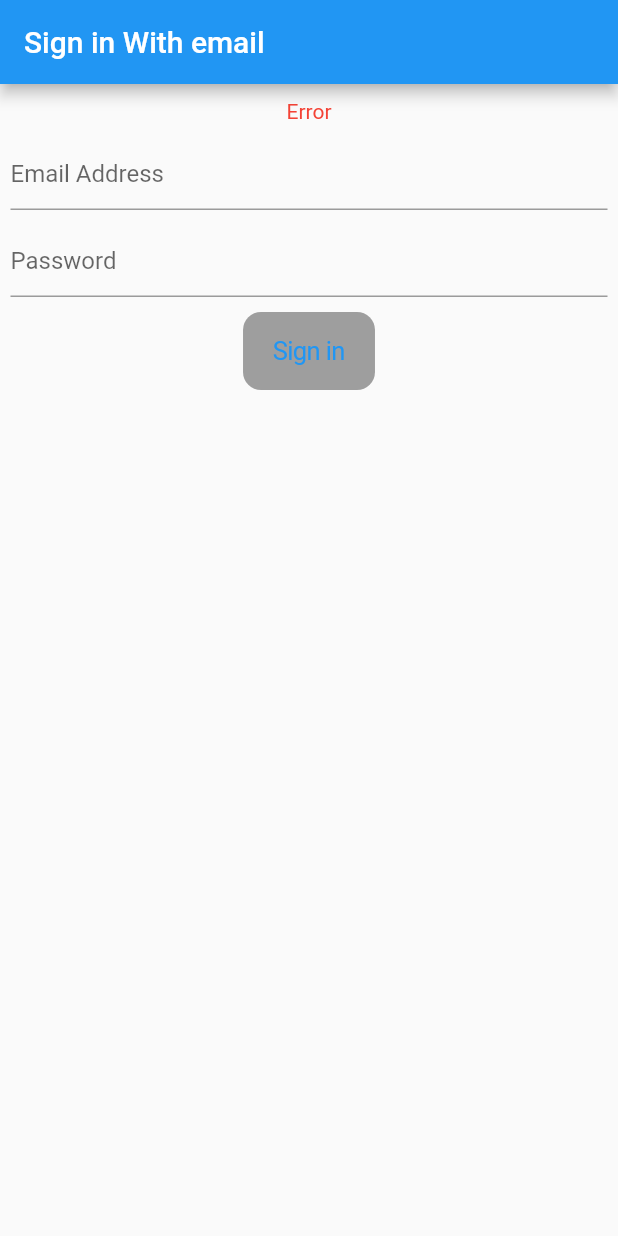
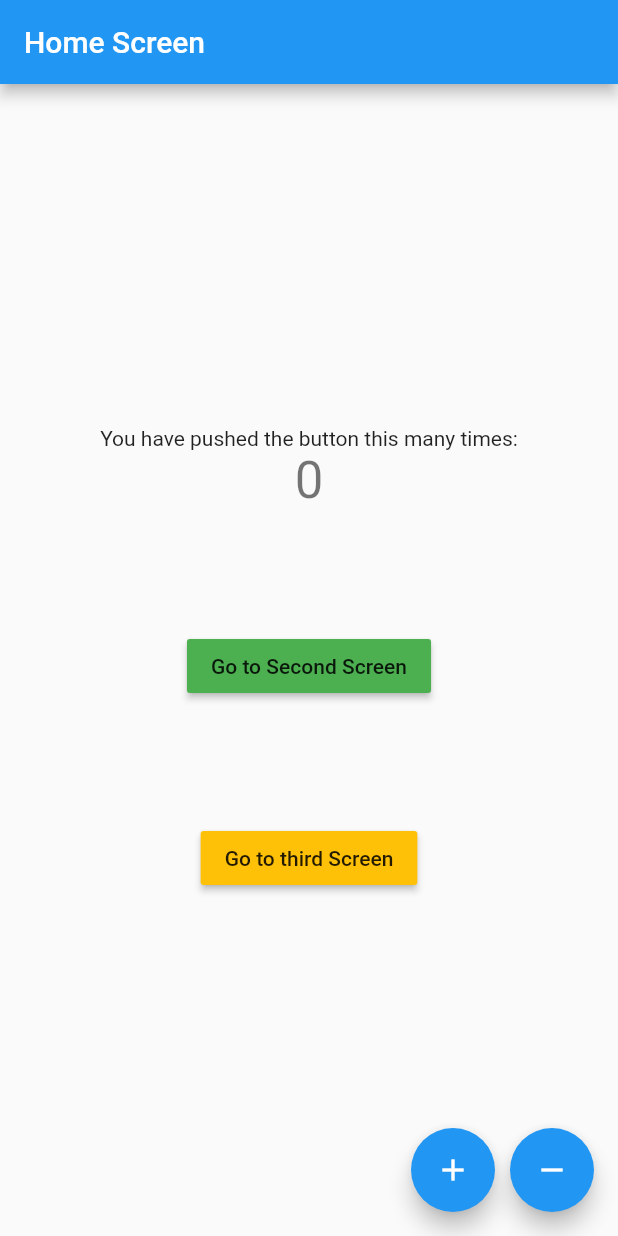
Before and after one commit to yashanghan22/bloc_app, a Flutter app: the screen it shows after launch, on a phone screen of 412 x 824 dp. Run offline on Flutter 3.47's test engine with Material 2 defaults, Android fonts, the phone set to English and light mode, and no system bars; our stand-ins replace bloc, connectivity, email_validator, equatable, flutter_bloc, hydrated_bloc.

Commit message:
tutorial_finish

```diff
--- a/lib/internet/internet_bloc/internet_bloc.dart
+++ b/lib/internet/internet_bloc/internet_bloc.dart
@@ -1,7 +1,7 @@
 import 'dart:async';
 
-import 'package:bloc_app/bloc/internet_bloc/internet_event.dart';
-import 'package:bloc_app/bloc/internet_bloc/internet_state.dart';
+import 'package:bloc_app/internet/internet_bloc/internet_event.dart';
+import 'package:bloc_app/internet/internet_bloc/internet_state.dart';
 import 'package:connectivity/connectivity.dart';
 import 'package:flutter_bloc/flutter_bloc.dart';
 
--- /dev/null
+++ b/lib/logic/presentation/router/app_route.dart
@@ -0,0 +1,77 @@
+import 'package:bloc_app/logic/cubit/counter_cubit.dart';
+import 'package:bloc_app/logic/presentation/screens/counter_home_screen.dart';
+import 'package:bloc_app/logic/presentation/screens/counter_second_screen.dart';
+import 'package:bloc_app/logic/presentation/screens/counter_third_screen.dart';
+import 'package:flutter/material.dart';
+import 'package:flutter_bloc/flutter_bloc.dart';
+
+class AppRouter {
+  // final CounterCubit _cubit = CounterCubit();
+  Route? onGenerateroute(RouteSettings routsettings) {
+    switch (routsettings.name) {
+      case '/':
+        return MaterialPageRoute(
+          builder: (context) {
+            return HomeScreen(title: 'Home Screen');
+          },
+        );
+      case '/second-screen':
+        return MaterialPageRoute(
+          builder: (context) {
+            return SecondScreen(
+              title: 'second Screen',
+              color: Colors.green,
+            );
+          },
+        );
+      case '/third-screen':
+        return MaterialPageRoute(
+          builder: (context) {
+            return ThirdScreen(
+              title: 'third Screen',
+              color: Colors.amber,
+            );
+          },
+        );
+      default:
+        return null;
+    }
+    // switch (routsettings.name) {
+    //   case '/':
+    //     return MaterialPageRoute(
+    //       builder: (context) {
+    //         return BlocProvider.value(
+    //             value: _cubit, child: HomeScreen(title: 'Home Screen'));
+    //       },
+    //     );
+    //   case '/second-screen':
+    //     return MaterialPageRoute(
+    //       builder: (context) {
+    //         return BlocProvider.value(
+    //             value: _cubit,
+    //             child: SecondScreen(
+    //               title: 'second Screen',
+    //               color: Colors.green,
+    //             ));
+    //       },
+    //     );
+    //   case '/third-screen':
+    //     return MaterialPageRoute(
+    //       builder: (context) {
+    //         return BlocProvider.value(
+    //             value: _cubit,
+    //             child: ThirdScreen(
+    //               title: 'third Screen',
+    //               color: Colors.amber,
+    //             ));
+    //       },
+    //     );
+    //   default:
+    //     return null;
+    // }
+  }
+
+  // void dispose() {
+  //   _cubit.close();
+  // }
+}
--- /dev/null
+++ b/lib/logic/presentation/screens/counter_home_screen.dart
@@ -0,0 +1,91 @@
+import 'dart:developer';
+
+import 'package:bloc_app/counter/counter_bloc.dart';
+import 'package:bloc_app/logic/cubit/counter_cubit.dart';
+import 'package:flutter/material.dart';
+import 'package:flutter_bloc/flutter_bloc.dart';
+
+class HomeScreen extends StatefulWidget {
+  const HomeScreen({super.key, required this.title});
+
+  final String title;
+
+  @override
+  State<HomeScreen> createState() => _HomeScreenState();
+}
+
+class _HomeScreenState extends State<HomeScreen> {
+  int _counter = 0;
+  final _bloc = CounterBloc();
+
+  @override
+  void dispose() {
+    super.dispose();
+    _bloc.dispose();
+  }
+
+  @override
+  Widget build(BuildContext context) {
+    log('build');
+    return Scaffold(
+        appBar: AppBar(
+          title: Text(widget.title),
+        ),
+        body: Center(
+          child: Column(
+            mainAxisAlignment: MainAxisAlignment.center,
+            children: <Widget>[
+              const Text(
+                'You have pushed the button this many times:',
+              ),
+              BlocConsumer<CounterCubit, int>(
+                  listener: (context, state) {},
+                  builder: (context, state) {
+                    return Text(
+                      '$state',
+                      style: Theme.of(context).textTheme.headlineMedium,
+                    );
+                  }),
+              const SizedBox(height: 80),
+              MaterialButton(
+                color: Colors.green,
+                child: const Text('Go to Second Screen'),
+                onPressed: () {
+                  Navigator.of(context).pushNamed('/second-screen');
+                },
+              ),
+              const SizedBox(height: 80),
+              MaterialButton(
+                color: Colors.amber,
+                child: const Text('Go to third Screen'),
+                onPressed: () {
+                  Navigator.of(context).pushNamed('/third-screen');
+                },
+              ),
+            ],
+          ),
+        ),
+        floatingActionButton: Row(
+          mainAxisAlignment: MainAxisAlignment.end,
+          children: [
+            FloatingActionButton(
+              heroTag: 'btn1',
+              onPressed: () =>
+                  BlocProvider.of<CounterCubit>(context).increment(),
+              tooltip: 'Increment',
+              child: const Icon(Icons.add),
+            ),
+            const SizedBox(width: 10),
+            FloatingActionButton(
+              heroTag: 'btn2',
+              onPressed: () {
+                // BlocProvider.of<CounterCubit>(context).decrement();
+                context.read<CounterCubit>().decrement();
+              },
+              tooltip: 'Decrement',
+              child: const Icon(Icons.remove),
+            ),
+          ],
+        ));
+  }
+}
--- a/lib/main.dart
+++ b/lib/main.dart
@@ -1,35 +1,91 @@
-import 'dart:developer';
-
-import 'package:bloc_app/internet/internet_bloc/internet_bloc.dart';
-import 'package:bloc_app/internet/internet_bloc/internet_state.dart';
-import 'package:bloc_app/internet/internet_cubit/internet_cubit.dart';
-import 'package:bloc_app/sign_in/bloc/sigin_state.dart';
-import 'package:bloc_app/sign_in/bloc/signin_bloc.dart';
-import 'package:bloc_app/sign_in/sign_in_screen.dart';
+import 'package:bloc_app/logic/presentation/router/app_route.dart';
+import 'package:bloc_app/logic/utility/app_bloc_observer.dart';
+import 'package:equatable/equatable.dart';
 import 'package:flutter/material.dart';
 import 'package:flutter_bloc/flutter_bloc.dart';
+import 'package:hydrated_bloc/hydrated_bloc.dart';
+import 'package:path_provider/path_provider.dart';
 
-void main() {
+import 'logic/cubit/counter_cubit.dart';
+
+class Myclass extends Equatable {
+  final int value;
+  Myclass({required this.value});
+
+  @override
+  List<Object?> get props => [value];
+
+  // @override
+  // bool operator ==(Object o) {
+  //   if (identical(this, o)) return true;
+
+  //   return o is Myclass && o.value == value;
+  // }
+
+  // @override
+  // int get hashcode => value.hashCode;
+}
+
+void main() async {
   WidgetsFlutterBinding.ensureInitialized();
-  final SignInState siginst1 = SignInErrorState('Error');
-  final SignInState siginst2 = SignInErrorState('Error');
-  log('${siginst1 == siginst2}');
+  HydratedBloc.storage = await HydratedStorage.build(
+      storageDirectory: await getApplicationDocumentsDirectory());
+  Bloc.observer = AppBlocObserver();
+  // final a = Myclass(value: 1);
+  // final b = Myclass(value: 2);
+  // print(a == b);
+  // print(a == a);
+  // print(b == b);
+  // final SignInState siginst1 = SignInErrorState('Error');
+  // final SignInState siginst2 = SignInErrorState('Error');
+  // log('${siginst1 == siginst2}');
   runApp(const MyApp());
 }
 
-class MyApp extends StatelessWidget {
+class MyApp extends StatefulWidget {
   const MyApp({super.key});
 
   @override
+  State<MyApp> createState() => _MyAppState();
+}
+
+class _MyAppState extends State<MyApp> {
+  final CounterCubit _cubit = CounterCubit();
+  final AppRouter _approuter = AppRouter();
+  @override
+  void dispose() {
+    _cubit.close();
+    // _approuter.dispose();
+    super.dispose();
+  }
+
+  @override
   Widget build(BuildContext context) {
-    return BlocProvider(
-      create: (context) => SignInBloc(),
+    return BlocProvider<CounterCubit>(
+      create: (context) => CounterCubit(),
+      lazy: false,
       child: MaterialApp(
+        onGenerateRoute: _approuter.onGenerateroute,
+        // routes: {
+        //   '/': (context) => BlocProvider.value(
+        //       value: _cubit, child: const HomeScreen(title: 'Home page')),
+        //   '/second-screen': (context) => BlocProvider.value(
+        //       value: _cubit,
+        //       child: const SecondScreen(
+        //           title: 'second page', color: Colors.green)),
+        //   '/third-Screen': (context) => BlocProvider.value(
+        //         value: _cubit,
+        //         child: const ThirdScreen(
+        //           title: 'Third page',
+        //           color: Colors.amber,
+        //         ),
+        //       ),
+        // },
         title: 'Flutter Demo',
         theme: ThemeData(
           primarySwatch: Colors.blue,
         ),
-        home: const SignInScreen(),
+        //   home: const HomeScreen(title: 'Home Page'),
       ),
     );
   }
--- a/lib/sign_in/sign_in_screen.dart
+++ b/lib/sign_in/sign_in_screen.dart
@@ -3,8 +3,6 @@ import 'package:bloc_app/sign_in/bloc/signin_bloc.dart';
 import 'package:bloc_app/sign_in/bloc/signin_event.dart';
 import 'package:flutter/cupertino.dart';
 import 'package:flutter/material.dart';
-import 'package:flutter/src/widgets/framework.dart';
-import 'package:flutter/src/widgets/placeholder.dart';
 import 'package:flutter_bloc/flutter_bloc.dart';
 
 class SignInScreen extends StatefulWidget {
@@ -53,7 +51,7 @@ class _SignInScreenState extends State<SignInScreen> {
                         SignInTextChangedEvent(
                             emailcontroller.text, passwordcontroller.text));
                   },
-                  decoration: InputDecoration(hintText: 'Email Address'),
+                  decoration: const InputDecoration(hintText: 'Email Address'),
                 ),
                 const SizedBox(
                   height: 10,
@@ -65,7 +63,7 @@ class _SignInScreenState extends State<SignInScreen> {
                         SignInTextChangedEvent(
                             emailcontroller.text, passwordcontroller.text));
                   },
-                  decoration: InputDecoration(hintText: 'Password'),
+                  decoration: const InputDecoration(hintText: 'Password'),
                 ),
                 const SizedBox(
                   height: 10,
@@ -73,7 +71,7 @@ class _SignInScreenState extends State<SignInScreen> {
                 BlocBuilder<SignInBloc, SignInState>(
                   builder: (context, state) {
                     if (state is SignInLoadingState) {
-                      return Center(child: CircularProgressIndicator());
+                      return const Center(child: CircularProgressIndicator());
                     }
                     return CupertinoButton(
                       color: (state is SignInValidState)
--- a/pubspec.yaml
+++ b/pubspec.yaml
@@ -40,6 +40,8 @@ dependencies:
   email_validator: ^2.1.17
   bloc_test: ^9.1.1
   equatable: ^2.0.5
+  hydrated_bloc: ^9.1.0
+  path_provider:
   # test: ^1.24.0
   # test_api: 0.5.0
 
```
Also changed, not shown: lib/internet/internet_cubit/internet_cubit.dart (+6 -2 lines), lib/logic/cubit/counter_cubit.dart (added, +47 -0 lines), lib/logic/cubit/counter_state.dart (added, +46 -0 lines), lib/logic/presentation/screens/counter_second_screen.dart (added, +62 -0 lines), lib/logic/presentation/screens/counter_third_screen.dart (added, +62 -0 lines), lib/logic/utility/app_bloc_observer.dart (added, +41 -0 lines), pubspec.lock, 1 other file.
